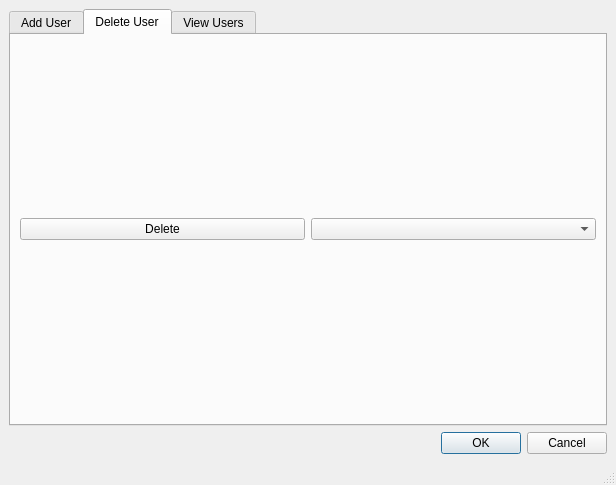
Before: the Qt Designer form db/ui/composite.ui in doubledubba/braveirc, drawn with Qt 5.
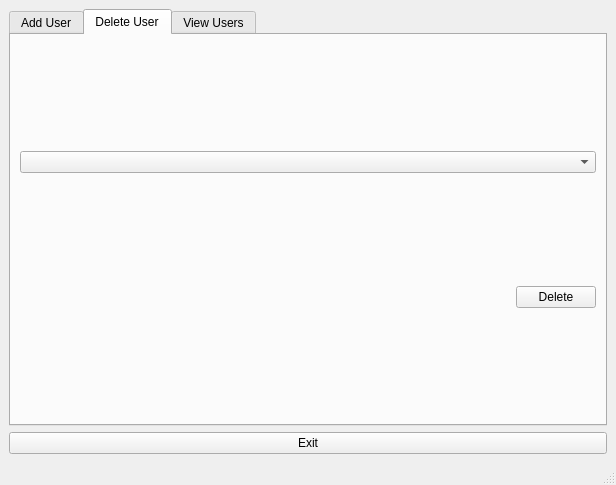
After: the same form once the commit is applied. The open tabs and pages were chosen to show the change.

Commit message: Composite interface is functional. Need to plug in

Diff of the .ui file:
```diff
--- a/db/ui/composite.ui
+++ b/db/ui/composite.ui
@@ -16,12 +16,9 @@
   <widget class="QWidget" name="centralwidget">
    <layout class="QGridLayout" name="gridLayout">
     <item row="1" column="0">
-     <widget class="QDialogButtonBox" name="buttonBox">
-      <property name="orientation">
-       <enum>Qt::Horizontal</enum>
-      </property>
-      <property name="standardButtons">
-       <set>QDialogButtonBox::Cancel|QDialogButtonBox::Ok</set>
+     <widget class="QPushButton" name="pushButton">
+      <property name="text">
+       <string>Exit</string>
       </property>
      </widget>
     </item>
@@ -73,16 +70,33 @@
        <attribute name="title">
         <string>Delete User</string>
        </attribute>
-       <layout class="QHBoxLayout" name="horizontalLayout_4">
+       <layout class="QVBoxLayout" name="verticalLayout_3">
         <item>
-         <widget class="QPushButton" name="pushButton_2">
-          <property name="text">
-           <string>Delete</string>
-          </property>
-         </widget>
+         <widget class="QComboBox" name="userBox"/>
         </item>
         <item>
-         <widget class="QComboBox" name="comboBox"/>
+         <layout class="QHBoxLayout" name="horizontalLayout_4">
+          <item>
+           <spacer name="horizontalSpacer_5">
+            <property name="orientation">
+             <enum>Qt::Horizontal</enum>
+            </property>
+            <property name="sizeHint" stdset="0">
+             <size>
+              <width>40</width>
+              <height>20</height>
+             </size>
+            </property>
+           </spacer>
+          </item>
+          <item>
+           <widget class="QPushButton" name="pushButton_2">
+            <property name="text">
+             <string>Delete</string>
+            </property>
+           </widget>
+          </item>
+         </layout>
         </item>
        </layout>
       </widget>
```
Left out of the diff: 53 changed lines with no effect on the pictures. The commit also changes 6 other files.
